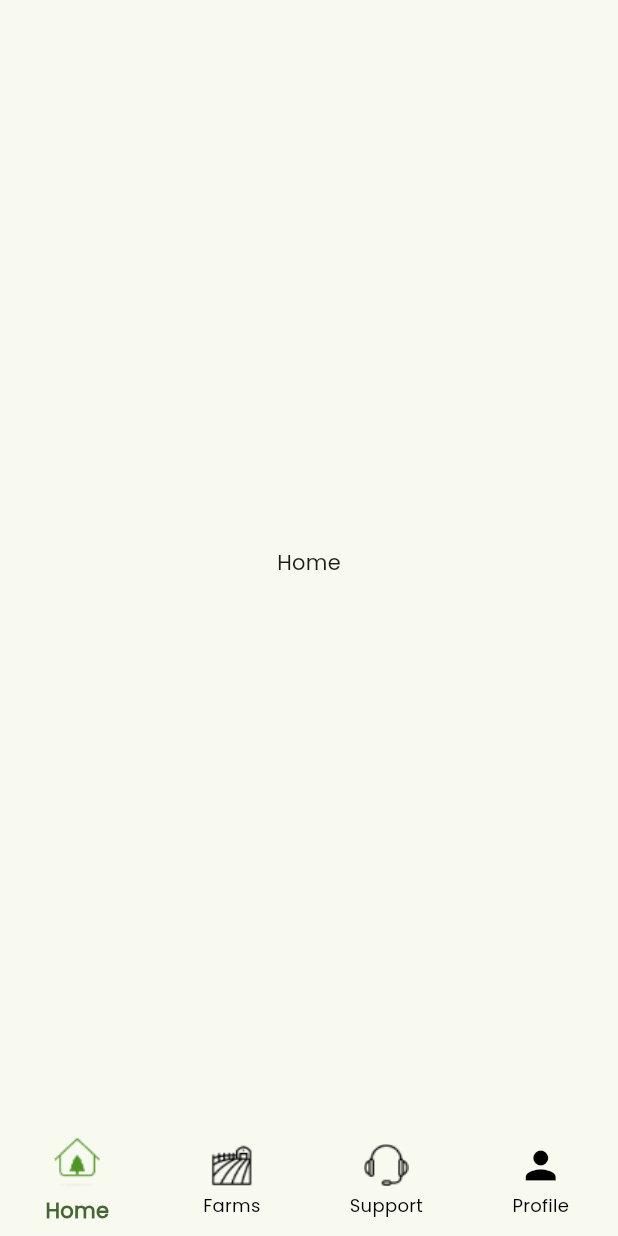
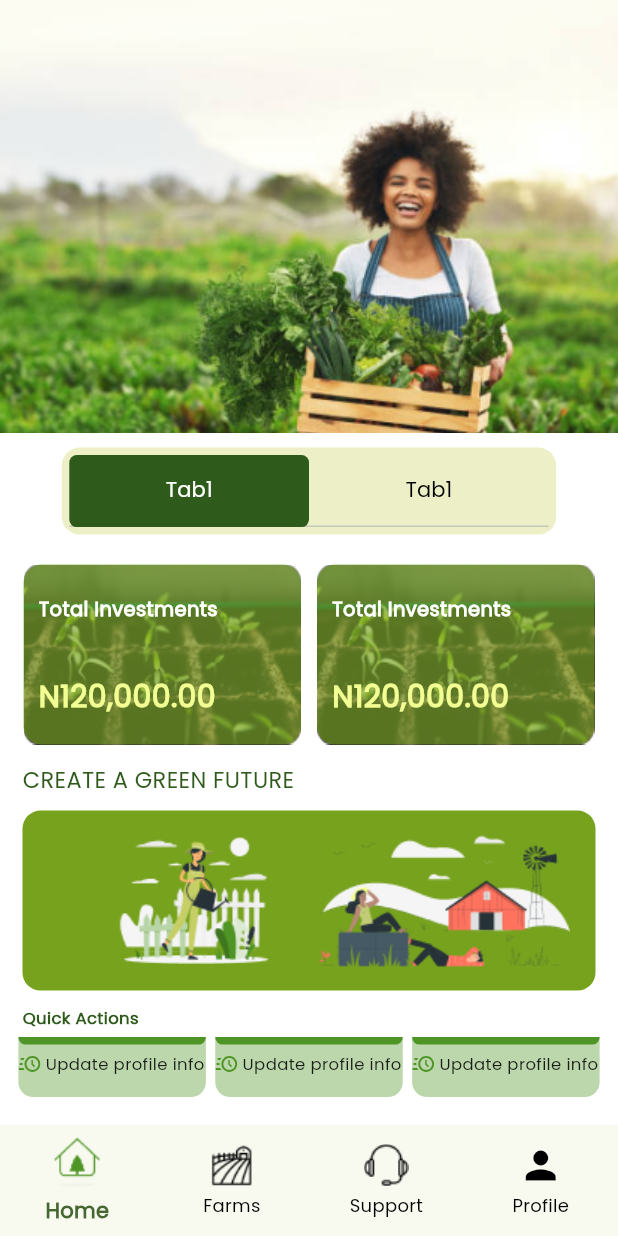
Before and after one commit to blvcksamurai/farmvest_x, a Flutter app: the screen it shows after launch, on a phone screen of 412 x 824 dp. Run offline on Flutter 3.47's test engine with Material 2 defaults, Android fonts, the phone set to English and light mode, and no system bars; our stand-ins replace flutter_svg.

Commit message:
Home Screen

```diff
--- a/lib/screens/home_screen.dart
+++ b/lib/screens/home_screen.dart
@@ -1,12 +1,157 @@
-// ignore_for_file: prefer_const_constructors
+// ignore_for_file: prefer_const_constructors, sized_box_for_whitespace, prefer_const_literals_to_create_immutables
 
+import 'package:farmvest_x/widgets/tabbarPage/tab1_home.dart';
 import 'package:flutter/material.dart';
+import 'package:flutter_svg/flutter_svg.dart';
 
-class HomeScreen extends StatelessWidget {
+import '../utils/app_styles.dart';
+import '../widgets/long_container.dart';
+import '../widgets/portfolio_card.dart';
+import '../widgets/tabbarPage/tab2_home.dart';
+
+class HomeScreen extends StatefulWidget {
   const HomeScreen({super.key});
 
   @override
+  State<HomeScreen> createState() => _HomeScreenState();
+}
+
+class _HomeScreenState extends State<HomeScreen> with TickerProviderStateMixin {
+  late TabController tabController;
+
+  @override
+  void initState() {
+    tabController = TabController(length: 2, vsync: this);
+    super.initState();
+  }
+
+  @override
+  void dispose() {
+    tabController.dispose();
+    super.dispose();
+  }
+
+  @override
   Widget build(BuildContext context) {
-    return Center(child: Text('Home'));
+    return Scaffold(
+      backgroundColor: Styles.bgColor,
+      body: ListView(
+        children: [
+          Container(
+            height: MediaQuery.of(context).size.height * 0.35,
+            child: Image(
+              image: AssetImage('assets/images/status_bar_home.png'),
+              fit: BoxFit.cover,
+            ),
+          ),
+          Container(
+            padding: EdgeInsets.symmetric(horizontal: 5),
+            height: MediaQuery.of(context).size.height * 0.55,
+            child: Column(
+              crossAxisAlignment: CrossAxisAlignment.start,
+              children: [
+                SizedBox(
+                  height: 10,
+                ),
+                //Tab Controllers
+                Center(
+                  child: Container(
+                    // height: 35,
+                    width: MediaQuery.of(context).size.width * 0.80,
+                    decoration: BoxDecoration(
+                      color: Styles.formColor,
+                      borderRadius: BorderRadius.circular(12),
+                    ),
+                    child: Column(
+                      children: [
+                        Padding(
+                          padding: EdgeInsets.all(5),
+                          child: TabBar(
+                              controller: tabController,
+                              indicatorWeight: 2,
+                              indicatorSize: TabBarIndicatorSize.tab,
+                              labelColor: Colors.white,
+                              indicator: BoxDecoration(
+                                  color: Styles.secondary,
+                                  borderRadius: BorderRadius.circular(5)),
+                              unselectedLabelColor: Colors.black,
+                              tabs: [
+                                Tab(
+                                  text: 'Tab1',
+                                ),
+                                Tab(
+                                  text: 'Tab1',
+                                )
+                              ]),
+                        ),
+                      ],
+                    ),
+                  ),
+                ),
+                Expanded(
+                    child: TabBarView(controller: tabController, children: [
+                  TabHome1(),
+                  TabHome2(),
+                ]))
+
+                //Place here
+                //End here
+              ],
+            ),
+          ),
+        ],
+      ),
+    );
   }
 }
+
+class QuickActionItems extends StatelessWidget {
+  const QuickActionItems({
+    super.key,
+  });
+
+  @override
+  Widget build(BuildContext context) {
+    return Stack(
+      children: [
+        Container(
+          height: 40,
+          width: 125,
+          decoration: BoxDecoration(
+              color: Styles.quickColor,
+              borderRadius: BorderRadius.only(
+                  bottomLeft: Radius.circular(10),
+                  bottomRight: Radius.circular(10))),
+        ),
+        Positioned(
+            left: 0,
+            top: 0,
+            child: Container(
+              height: 5,
+              width: 125,
+              decoration: BoxDecoration(
+                  color: Styles.subText,
+                  borderRadius: BorderRadius.only(
+                      bottomLeft: Radius.circular(5),
+                      bottomRight: Radius.circular(5))),
+            )),
+        Padding(
+          padding: const EdgeInsets.symmetric(vertical: 10),
+          child: Row(
+            mainAxisAlignment: MainAxisAlignment.spaceBetween,
+            children: [
+              SvgPicture.asset(
+                'assets/images/running_time.svg',
+                height: 11,
+              ),
+              Text(
+                ' Update profile info',
+                style: TextStyle(fontSize: 11),
+              )
+            ],
+          ),
+        )
+      ],
+    );
+  }
+}
--- a/lib/utils/app_styles.dart
+++ b/lib/utils/app_styles.dart
@@ -5,7 +5,7 @@ Color primary = const Color(0xff4E9525);
 class Styles {
   static Color primaryColor = primary;
   static Color secondary = const Color(0xff2e5a1c);
-  static Color bgColor = const Color(0xffeeedf2);
+  static Color bgColor = const Color(0xffffffff);
   static Color formColor = const Color(0xffEDF0C7);
   static Color subText = const Color(0xff4E9525);
   static Color buttonTextColor = const Color(0xffF3FF93);
--- /dev/null
+++ b/lib/widgets/long_container.dart
@@ -0,0 +1,38 @@
+import 'package:flutter/material.dart';
+
+import '../utils/app_styles.dart';
+
+class LongContainer extends StatelessWidget {
+  const LongContainer({
+    super.key,
+  });
+
+  @override
+  Widget build(BuildContext context) {
+    return Padding(
+      padding: const EdgeInsets.symmetric(horizontal: 10),
+      child: Container(
+        height: 120,
+        width: 380,
+        decoration: BoxDecoration(
+          borderRadius: BorderRadius.circular(12),
+          color: Styles.containerColor,
+        ),
+        child: Row(
+          mainAxisAlignment: MainAxisAlignment.spaceEvenly,
+          children: [
+            SizedBox(
+              width: 20,
+            ),
+            Image(
+              image: AssetImage('assets/images/gardening_rafiki.png'),
+            ),
+            Image(
+              image: AssetImage('assets/images/pana.png'),
+            )
+          ],
+        ),
+      ),
+    );
+  }
+}
--- /dev/null
+++ b/lib/widgets/portfolio_card.dart
@@ -0,0 +1,55 @@
+import 'package:flutter/material.dart';
+
+import '../utils/app_styles.dart';
+
+class PortfolioCard extends StatelessWidget {
+  const PortfolioCard({
+    super.key,
+  });
+
+  @override
+  Widget build(BuildContext context) {
+    return Stack(
+      children: [
+        Image(
+          width: 185,
+          height: 120,
+          image: AssetImage('assets/images/portfolio_image.png'),
+          fit: BoxFit.fill,
+        ),
+        Container(
+          width: 185,
+          height: 120,
+          decoration: BoxDecoration(
+              color: Styles.containerColor.withOpacity(0.62),
+              borderRadius: BorderRadius.circular(12)),
+        ),
+        Padding(
+          padding: const EdgeInsets.symmetric(horizontal: 10, vertical: 20),
+          child: Column(
+            crossAxisAlignment: CrossAxisAlignment.start,
+            children: [
+              Text(
+                'Total Investments',
+                style: TextStyle(
+                    fontSize: 13,
+                    color: Colors.white,
+                    fontWeight: FontWeight.bold),
+              ),
+              SizedBox(
+                height: 35,
+              ),
+              Text(
+                'N120,000.00',
+                style: TextStyle(
+                    fontSize: 20,
+                    color: Styles.buttonTextColor,
+                    fontWeight: FontWeight.bold),
+              ),
+            ],
+          ),
+        )
+      ],
+    );
+  }
+}
--- /dev/null
+++ b/lib/widgets/tabbarPage/tab1_home.dart
@@ -0,0 +1,69 @@
+import 'package:flutter/material.dart';
+
+import '../../screens/home_screen.dart';
+import '../../utils/app_styles.dart';
+import '../long_container.dart';
+import '../portfolio_card.dart';
+
+class TabHome1 extends StatefulWidget {
+  const TabHome1({super.key});
+
+  @override
+  State<TabHome1> createState() => _TabHome1State();
+}
+
+class _TabHome1State extends State<TabHome1> {
+  @override
+  Widget build(BuildContext context) {
+    return ListView(
+      children: [
+        SizedBox(
+          height: 20,
+        ),
+        Row(
+          mainAxisAlignment: MainAxisAlignment.spaceEvenly,
+          children: [
+            PortfolioCard(),
+            PortfolioCard(),
+          ],
+        ),
+        SizedBox(
+          height: 10,
+        ),
+        Container(
+          padding: EdgeInsets.symmetric(horizontal: 10),
+          child: Text(
+            'CREATE A GREEN FUTURE',
+            style: TextStyle(color: Styles.secondary, fontSize: 15),
+            textAlign: TextAlign.left,
+          ),
+        ),
+        SizedBox(height: 10),
+        LongContainer(),
+        SizedBox(height: 10),
+        Container(
+          padding: EdgeInsets.symmetric(horizontal: 10),
+          child: Text(
+            'Quick Actions',
+            style: TextStyle(
+                color: Styles.secondary,
+                fontSize: 11,
+                fontWeight: FontWeight.bold),
+            textAlign: TextAlign.left,
+          ),
+        ),
+        Padding(
+          padding: const EdgeInsets.symmetric(horizontal: 1, vertical: 5),
+          child: Row(
+            mainAxisAlignment: MainAxisAlignment.spaceEvenly,
+            children: [
+              QuickActionItems(),
+              QuickActionItems(),
+              QuickActionItems(),
+            ],
+          ),
+        ),
+      ],
+    );
+  }
+}
```
Also changed, not shown: lib/widgets/recent_transactions.dart (added, +80 -0 lines), lib/widgets/tabbarPage/tab2_home.dart (added, +172 -0 lines), assets/images/check_mark.svg (added).
